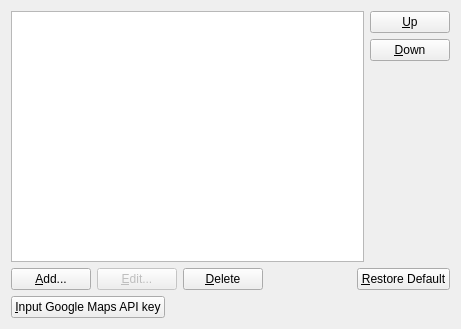
This is libs/gui/pref/preferencepagetms.ui in i-RIC/prepost-gui as Qt 5 draws it before an edit. The edited form follows.
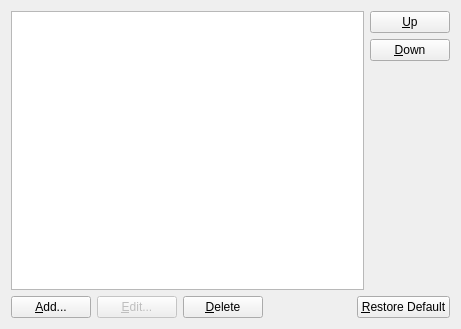
This is the edited form. Icons and pictures are not drawn.

Commit message: Bug fix: Interface to edit Google Maps API key is removed. #1237

What changed in the file:
```diff
--- a/libs/gui/pref/preferencepagetms.ui
+++ b/libs/gui/pref/preferencepagetms.ui
@@ -100,43 +100,6 @@
      </item>
     </layout>
    </item>
-   <item>
-    <layout class="QHBoxLayout" name="horizontalLayout_3">
-     <item>
-      <widget class="QPushButton" name="googleMapsButton">
-       <property name="text">
-        <string>&amp;Input Google Maps API key</string>
-       </property>
-      </widget>
-     </item>
-     <item>
-      <widget class="QLabel" name="googleMapsHintLabel">
-       <property name="toolTip">
-        <string>&lt;html&gt;&lt;head/&gt;&lt;body&gt;&lt;p&gt;Google Maps Platform now need API key to use Google Maps through iRIC. Please get your own Google Maps API key and input here, to use Google Maps images as background images on Pre-processor and on 2D Post-Processing Windows.&lt;/p&gt;&lt;/body&gt;&lt;/html&gt;</string>
-       </property>
-       <property name="text">
-        <string/>
-       </property>
-       <property name="pixmap">
-        <pixmap resource="../../guibase/guibase.qrc">:/libs/guibase/images/iconQuestion.png</pixmap>
-       </property>
-      </widget>
-     </item>
-     <item>
-      <spacer name="horizontalSpacer_2">
-       <property name="orientation">
-        <enum>Qt::Horizontal</enum>
-       </property>
-       <property name="sizeHint" stdset="0">
-        <size>
-         <width>40</width>
-         <height>20</height>
-        </size>
-       </property>
-      </spacer>
-     </item>
-    </layout>
-   </item>
   </layout>
  </widget>
  <resources>
```
Left out of the diff: 4 changed lines with no effect on the pictures. The commit also changes 2 other files.
